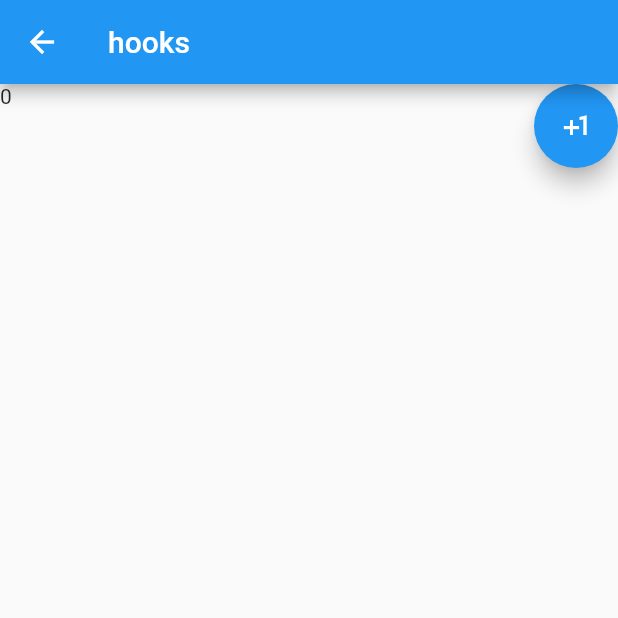
After one commit to shaomaicheng/flutterArchDemos, a Flutter app: the HooksReducerCounter screen opened by its route, on a phone screen of 412 x 824 dp, the top half of it. The commit adds this screen. Run offline on Flutter 3.47's test engine with Material 2 defaults, Android fonts, the phone set to English and light mode, and no system bars; our stand-ins replace flutter_hooks, flutter_mobx, mobx; generated files the repository leaves out were written again.

Commit message:
添加flutter hooks

```diff
--- /dev/null
+++ b/lib/hooksdemo/hooks_counter.dart
@@ -0,0 +1,88 @@
+
+
+import 'package:flutter/material.dart';
+import 'package:flutter_hooks/flutter_hooks.dart';
+
+class HooksCounter extends HookWidget {
+  @override
+  Widget build(BuildContext context) {
+    var counter = useState(0);
+    return Scaffold(
+      appBar: AppBar(
+        title: Text('hooks'),
+      ),
+      body: Stack(
+        children: [
+          Text(counter.value.toString()),
+          Align(
+            alignment: Alignment.topRight,
+            child: FloatingActionButton(
+              onPressed: (){
+                counter.value++;
+              },
+              child: Icon(Icons.plus_one),
+            ),
+          )
+        ],
+      ),
+    );
+  }
+}
+
+Store store;  // 真实应用应该用Provider管理起来
+Reducer reducer = ( state,  action) {
+  debugPrint('state: $state, action:$action');
+  return action['value'];
+};
+
+class HooksReducerCounter extends StatelessWidget {
+  @override
+  Widget build(BuildContext context) {
+    debugPrint('HooksReducerCounter#build');
+      return Scaffold(
+        appBar: AppBar(
+          title: Text('hooks'),
+        ),
+        body: Stack(
+          children: [
+            _CounterText(),
+            _CounterButton()
+          ],
+        ),
+      );
+  }
+}
+
+class _CounterText extends HookWidget {
+  @override
+  Widget build(BuildContext context) {
+    debugPrint('_CounterText#build');
+    store = useReducer(reducer, initialState: 0, initialAction: {
+      'value':0
+    });
+   return  Container(
+    child: Text('${store.state}'),
+   );
+  }
+
+}
+
+class _CounterButton extends StatelessWidget {
+  @override
+  Widget build(BuildContext context) {
+    debugPrint('_CounterButton#build');
+    return  Align(
+      alignment: Alignment.topRight,
+      child: FloatingActionButton(
+        onPressed: (){
+          int count = store.state;
+          store.dispatch({
+            'value': count+=1
+          });
+        },
+        child: Icon(Icons.plus_one),
+      ),
+    );
+  }
+
+}
--- a/lib/main.dart
+++ b/lib/main.dart
@@ -1,6 +1,7 @@
 import 'package:flutter/material.dart';
 
 import 'home.dart';
+import 'hooksdemo/hooks_counter.dart';
 import 'inheriteddemo/counter_inherited.dart';
 import 'mobxdemo/mobxcounter.dart';
 
@@ -12,9 +13,13 @@ void main() {
 class Routers {
   static String Mobx = 'mobx';
   static String Inherited = 'inherited';
+  static String Hooks = 'hooks';
+  static String Hooks_Reducer = "hooks_reducer";
   static var routers = {
   Routers.Mobx: (context) => MobxDemo(),
   Routers.Inherited:(context) => CounterInherited(),
+    Routers.Hooks:(ctx)=>HooksCounter(),
+    Routers.Hooks_Reducer: (ctx) => HooksReducerCounter(),
   };
 }
 
--- a/pubspec.yaml
+++ b/pubspec.yaml
@@ -29,6 +29,7 @@ dependencies:
   # The following adds the Cupertino Icons font to your application.
   # Use with the CupertinoIcons class for iOS style icons.
   cupertino_icons: ^1.0.2
+  flutter_hooks: ^0.16.0
 
 
 dev_dependencies:
```
Also changed, not shown: lib/mobxdemo/mobxcounter.dart (+28 -7 lines), pubspec.lock.
